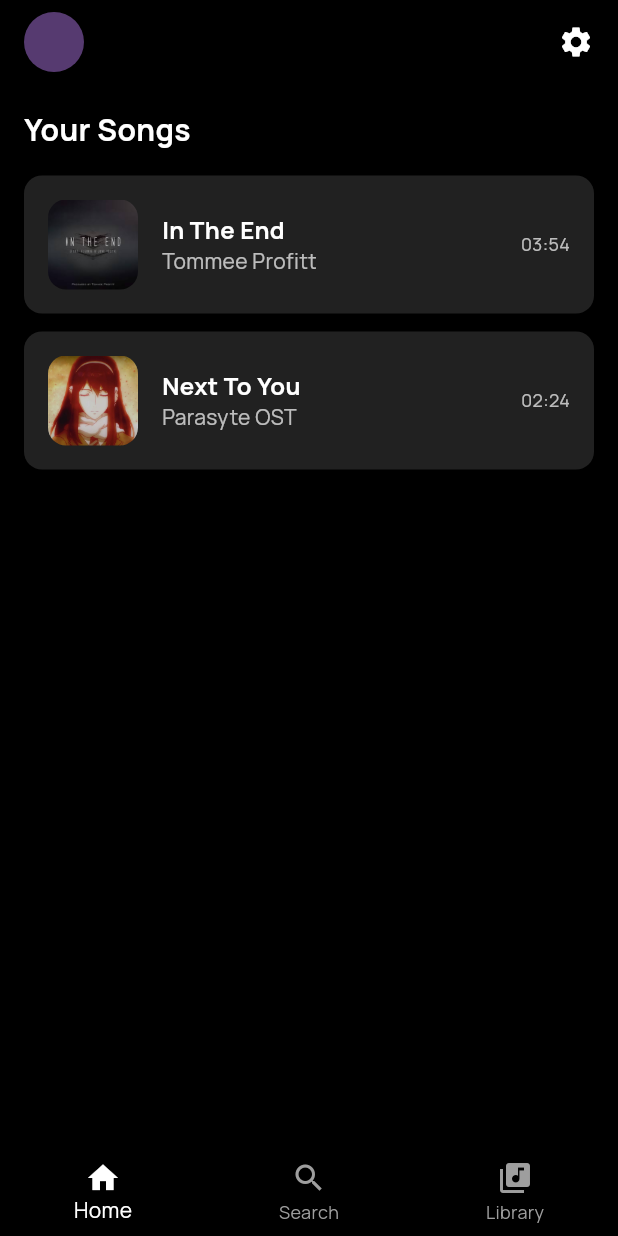
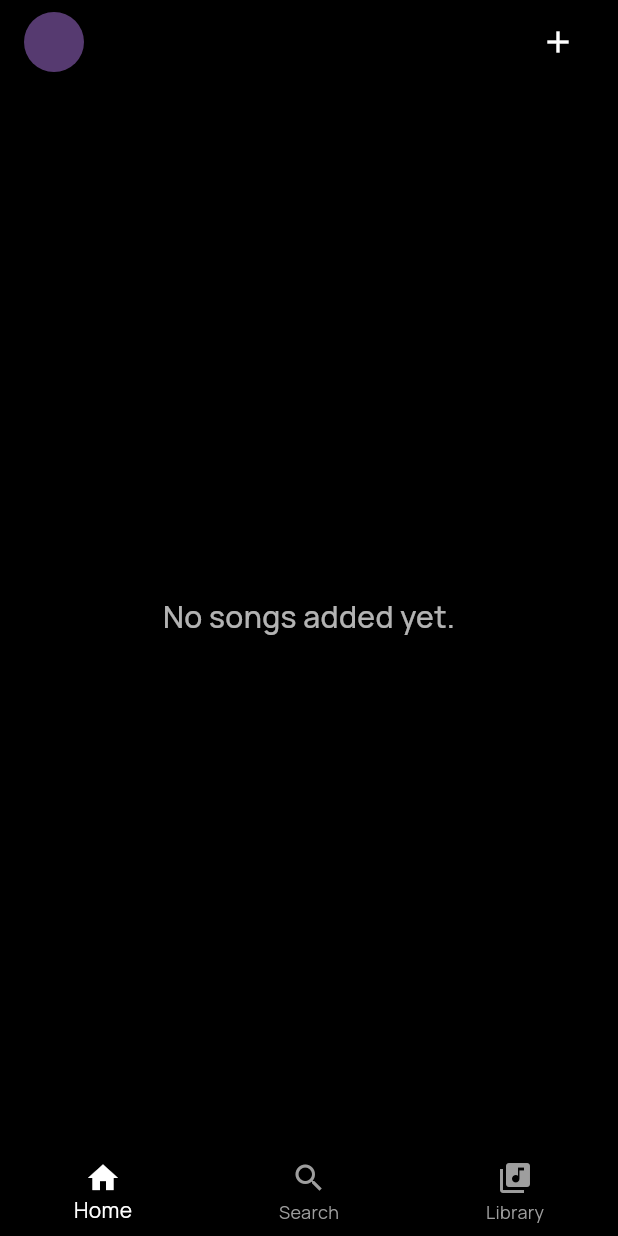
Before and after one commit to Powerfull1337/listefy_applciation, a Flutter app: the screen it shows after launch, on a phone screen of 412 x 824 dp. Run offline on Flutter 3.47's test engine with Material 3 defaults, Android fonts, the phone set to English and light mode, and no system bars; our stand-ins replace audioplayers, file_picker, flutter_riverpod, flutter_svg, get_it, google_fonts and 1 more; accounts and stored records are empty.

Commit message:
added local DB, add and load song feature with riverpod + get it

```diff
--- a/lib/config/routes/app_router.dart
+++ b/lib/config/routes/app_router.dart
@@ -2,6 +2,7 @@
 import 'package:flutter/material.dart';
 import 'package:listefy_applciation/features/auth/presentation/screens/auth_screen.dart';
 import 'package:listefy_applciation/features/songs/domain/entities/song.dart';
+import 'package:listefy_applciation/features/songs/presentation/screens/add_song_screen.dart';
 
 import 'package:listefy_applciation/home_screen.dart';
 
@@ -23,6 +24,9 @@ class AppRouter {
           builder: (_) => SongDetailsScreen(song: song),
         );
 
+      case AppRoutes.addSong:
+        return MaterialPageRoute(builder: (_) => const AddSongScreen());
+
       default:
         return MaterialPageRoute(
           builder: (_) => const Scaffold(
--- a/lib/config/routes/app_routes.dart
+++ b/lib/config/routes/app_routes.dart
@@ -3,4 +3,5 @@ class AppRoutes {
   static const String home = '/';
   static const String auth = '/auth';
   static const String songDetails = '/song-details';
+  static const String addSong = '/add-song';
 }
--- a/lib/features/songs/domain/entities/song.dart
+++ b/lib/features/songs/domain/entities/song.dart
@@ -4,7 +4,7 @@ class Song {
   final String artist;
   // final String album;
   final Duration duration;
-   final String audioUrl;
+  final String filePath;
   final String imageUrl;
   // final String coverUrl;
   // final DateTime releaseDate;
@@ -24,7 +24,7 @@ class Song {
     required this.artist,
     // required this.album,
     required this.duration,
-     required this.audioUrl,
+    required this.filePath,
     required this.imageUrl,
     // required this.coverUrl,
     // required this.releaseDate,
--- /dev/null
+++ b/lib/features/songs/domain/repositories/song_repository.dart
@@ -0,0 +1,6 @@
+import '../entities/song.dart';
+
+abstract interface class SongRepository {
+  Future<void> addLocalSong(Song song);
+  Future<List<Song>> getLocalSongs();
+}
--- /dev/null
+++ b/lib/features/songs/domain/usecase/get_local_songs_usecase.dart
@@ -0,0 +1,12 @@
+import '../entities/song.dart';
+import '../repositories/song_repository.dart';
+
+class GetLocalSongsUseCase {
+  final SongRepository repository;
+
+  GetLocalSongsUseCase(this.repository);
+
+  Future<List<Song>> call() async {
+    return await repository.getLocalSongs();
+  }
+}
--- a/lib/home_screen.dart
+++ b/lib/home_screen.dart
@@ -1,10 +1,38 @@
 import 'package:flutter/material.dart';
+import 'package:flutter_svg/flutter_svg.dart';
+import 'package:listefy_applciation/config/di/injection_container.dart';
 import 'package:listefy_applciation/config/routes/app_routes.dart';
-import 'package:listefy_applciation/features/songs/data/models/song_model.dart';
+import 'package:listefy_applciation/core/utils/format_minute_seconds.dart';
 import 'package:listefy_applciation/features/songs/domain/entities/song.dart';
+import 'package:listefy_applciation/features/songs/domain/usecase/get_local_songs_usecase.dart';
 
-class HomeScreen extends StatelessWidget {
+class HomeScreen extends StatefulWidget {
   const HomeScreen({super.key});
+
+  @override
+  State<HomeScreen> createState() => _HomeScreenState();
+}
+
+class _HomeScreenState extends State<HomeScreen> {
+  List<Song> songs = [];
+  bool isLoading = true;
+
+  @override
+  void initState() {
+    super.initState();
+    _loadSongs();
+  }
+
+  Future<void> _loadSongs() async {
+    setState(() => isLoading = true);
+    songs = await sl<GetLocalSongsUseCase>().call();
+    setState(() => isLoading = false);
+  }
+
+  Future<void> _navigateToAddSong() async {
+    await Navigator.pushNamed(context, AppRoutes.addSong);
+    _loadSongs();
+  }
 
   @override
   Widget build(BuildContext context) {
@@ -14,33 +42,38 @@ class HomeScreen extends StatelessWidget {
         backgroundColor: Colors.transparent,
         elevation: 0,
         title: const CircleAvatar(),
-        actions: const [
+        actions: [
           Padding(
-            padding: EdgeInsets.symmetric(horizontal: 16),
-            child: Icon(Icons.settings),
+            padding: const EdgeInsets.symmetric(horizontal: 16),
+            child: IconButton(
+              icon: const Icon(Icons.add),
+              onPressed: _navigateToAddSong,
+            ),
           )
         ],
       ),
-      body: ListView(
+      body: isLoading
+          ? const Center(child: CircularProgressIndicator())
+          : songs.isEmpty
+              ? const Center(
+                  child: Text(
+                    'No songs added yet.',
+                    style: TextStyle(
+                        color: Colors.white70,
+                        fontSize: 20,
+                        fontWeight: FontWeight.w500),
+                  ),
+                )
+              : ListView(
                   padding: const EdgeInsets.all(16),
                   children: [
                     _buildSectionTitle('Your Songs'),
                     const SizedBox(height: 16),
                     Column(
-            children: localSongs
+                      children: songs
                           .map((song) => _buildSongTile(song, context))
                           .toList(),
                     ),
-
-          // Column(
-          //   children: List.generate(
-          //     6,
-          //     (index) => Padding(
-          //       padding: const EdgeInsets.only(bottom: 6),
-          //       child: _buildShortcutTile('Playlist $index'),
-          //     ),
-          //   ),
-          // ),
                     const SizedBox(height: 24),
                   ],
                 ),
@@ -72,11 +105,7 @@ class HomeScreen extends StatelessWidget {
   Widget _buildSongTile(Song song, BuildContext context) {
     return GestureDetector(
       onTap: () {
-        Navigator.pushNamed(
-          context,
-          AppRoutes.songDetails,
-          arguments: song,
-        );
+        Navigator.pushNamed(context, AppRoutes.songDetails, arguments: song);
       },
       child: Container(
         margin: const EdgeInsets.only(bottom: 12),
@@ -89,7 +118,7 @@ class HomeScreen extends StatelessWidget {
           children: [
             ClipRRect(
               borderRadius: BorderRadius.circular(12),
-              child: Image.asset(
+              child: SvgPicture.asset(
                 song.imageUrl,
                 width: 60,
                 height: 60,
@@ -120,7 +149,7 @@ class HomeScreen extends StatelessWidget {
               ),
             ),
             Text(
-              _formatDuration(song.duration),
+              formatDuration(song.duration),
               style: TextStyle(
                 color: Colors.white.withOpacity(0.7),
                 fontSize: 12,
@@ -131,60 +160,4 @@ class HomeScreen extends StatelessWidget {
       ),
     );
   }
-
-  String _formatDuration(Duration duration) {
-    String twoDigits(int n) => n.toString().padLeft(2, '0');
-    final minutes = twoDigits(duration.inMinutes.remainder(60));
-    final seconds = twoDigits(duration.inSeconds.remainder(60));
-    return '$minutes:$seconds';
 }
-}
-
-
-  // Widget _buildHorizontalList() {
-  //   return SizedBox(
-  //     height: 180,
-  //     child: ListView.builder(
-  //       scrollDirection: Axis.horizontal,
-  //       itemCount: 10,
-  //       itemBuilder: (context, index) {
-  //         return Container(
-  //           width: 140,
-  //           margin: const EdgeInsets.only(right: 12),
-  //           decoration: BoxDecoration(
-  //             color: Colors.grey.shade900,
-  //             borderRadius: BorderRadius.circular(8),
-  //           ),
-  //           child: Column(
-  //             crossAxisAlignment: CrossAxisAlignment.start,
-  //             children: [
-  //               Container(
-  //                 height: 100,
-  //                 decoration: const BoxDecoration(
-  //                   color: Colors.grey,
-  //                   borderRadius:
-  //                       BorderRadius.vertical(top: Radius.circular(8)),
-  //                 ),
-  //               ),
-  //               Padding(
-  //                 padding: const EdgeInsets.all(8.0),
-  //                 child: Column(
-  //                   crossAxisAlignment: CrossAxisAlignment.start,
-  //                   children: [
-  //                     Text('Title $index',
-  //                         style: const TextStyle(color: Colors.white)),
-  //                     const SizedBox(height: 4),
-  //                     Text('Subtitle',
-  //                         style: TextStyle(
-  //                             color: Colors.white.withOpacity(0.7),
-  //                             fontSize: 12)),
-  //                   ],
-  //                 ),
-  //               )
-  //             ],
-  //           ),
-  //         );
-  //       },
-  //     ),
-  //   );
-  // }
--- a/pubspec.yaml
+++ b/pubspec.yaml
@@ -40,6 +40,11 @@ dependencies:
   audioplayers: ^6.4.0
   get_it: ^8.0.3
   flutter_riverpod: ^2.6.1
+  sqflite: ^2.3.2
+  path_provider: ^2.1.2
+  path: ^1.8.3
+  file_picker: ^6.1.1
+  permission_handler: ^11.3.0
 
 dev_dependencies:
   flutter_test:
```
Also changed, not shown: lib/config/di/injection_container.dart (+19 -1 lines), lib/features/songs/data/datasources/local_source_datasource.dart (added, +20 -0 lines), lib/features/songs/data/models/song_model.dart (+42 -13 lines), lib/features/songs/data/repositories/song_repository_impl.dart (added, +29 -0 lines), lib/features/songs/domain/usecase/add_local_song_usecase.dart (added, +12 -0 lines), lib/features/songs/presentation/controller/add_song_controller.dart (added, +20 -0 lines), lib/features/songs/presentation/controller/audio_player_controller.dart (+12 -9 lines), lib/features/songs/presentation/screens/add_song_screen.dart (added, +110 -0 lines), lib/features/songs/presentation/screens/song_details_screen.dart (+7 -6 lines), lib/services/songs_db.dart (added, +59 -0 lines), pubspec.lock, 3 other files. Lines whose indentation alone changed are shown as unchanged.
